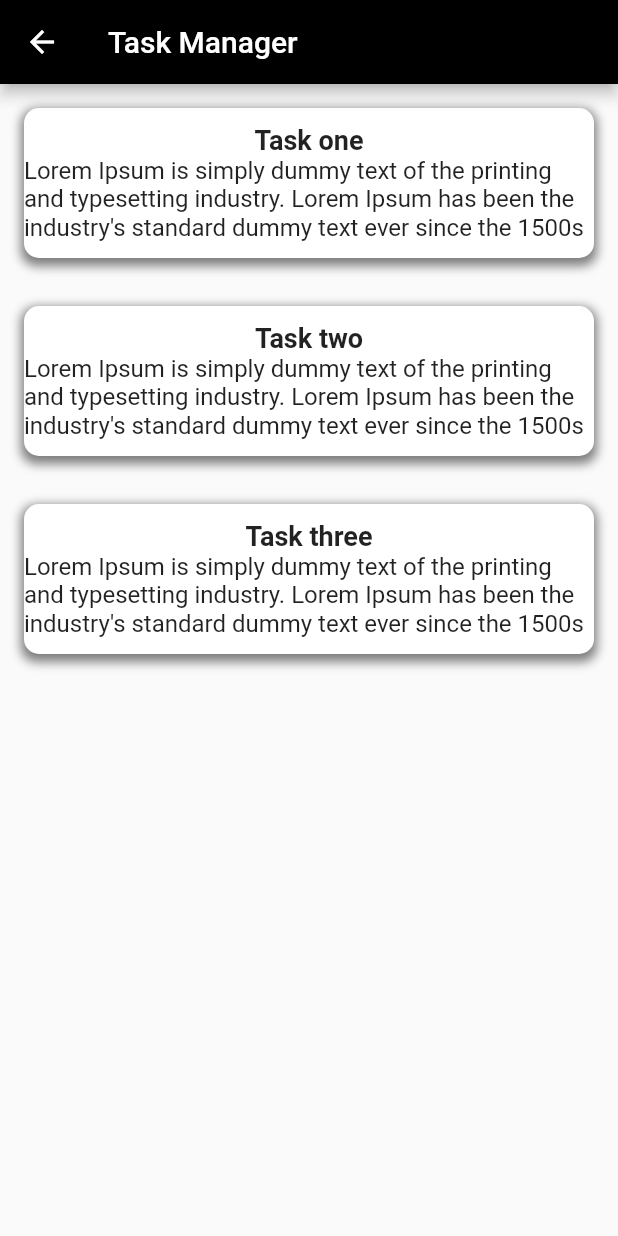
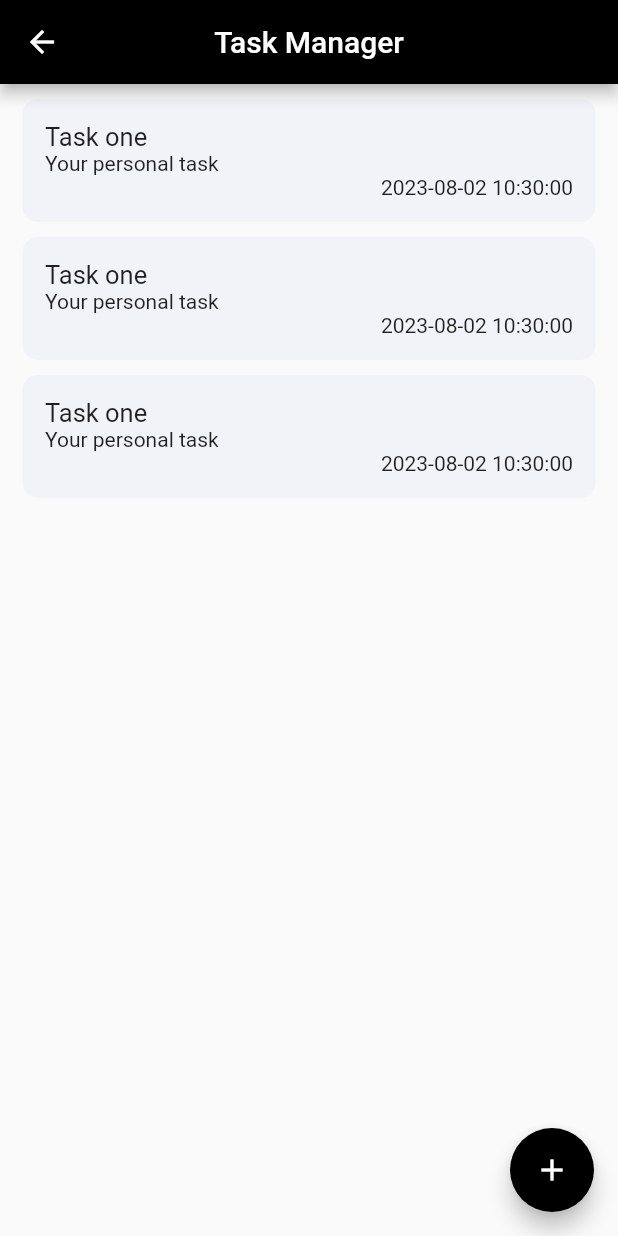
Before and after one commit to UmeBling/Task-manager-apps-flutter, a Flutter app: the teskbar screen opened directly, on a phone screen of 412 x 824 dp. Run offline on Flutter 3.47's test engine with Material 2 defaults, Android fonts, the phone set to English and light mode, and no system bars.

Commit message:
add new files

```diff
--- a/lib/scren/Task_bar.dart
+++ b/lib/scren/Task_bar.dart
@@ -1,5 +1,6 @@
 import 'package:flutter/cupertino.dart';
 import 'package:flutter/material.dart';
+import 'package:flutterui/widget/Task%20%20card.dart';
 
 class teskbar extends StatelessWidget {
   const teskbar({super.key});
@@ -10,111 +11,21 @@ class teskbar extends StatelessWidget {
       appBar: AppBar(
         title:Text("Task Manager"),
         backgroundColor: Colors.black,
+          centerTitle: true,
       ),
-      body: Column(
+
+      body:Column(
         children: [
+          TaskCard(),
+          TaskCard(),
+          TaskCard()
+        ],
+      ),
 
-          Padding(
-            padding: const EdgeInsets.all(8.0),
-            child: Container(
-              margin: EdgeInsets.all(8.0), // Add margin to the Container
-              height: 100,
-              decoration: BoxDecoration(
-                color: Colors.white,
-                borderRadius: BorderRadius.circular(10),
-                boxShadow: [
-                  BoxShadow(
-                    color: Colors.black.withOpacity(0.5),
-                    spreadRadius: 2,
-                    blurRadius: 5,
-                    offset: Offset(0, 3),
-                  ),
-                ],
-              ),
-              child: Column(
-                mainAxisAlignment: MainAxisAlignment.center,
-                children: [
-                  Text(
-                    'Task one',
-                    style: TextStyle(fontSize: 18, fontWeight: FontWeight.bold),
-                  ),
-                  Text(
-                    "Lorem Ipsum is simply dummy text of the printing and typesetting industry. Lorem Ipsum has been the industry's standard dummy text ever since the 1500s",
-                    style: TextStyle(fontSize: 16),
-                  ),
-                ],
-              ),
-            ),
-          ),
-
-
-          Padding(
-            padding: const EdgeInsets.all(8.0),
-            child: Container(
-              margin: EdgeInsets.all(8.0), // Add margin to the Container
-              height: 100,
-              decoration: BoxDecoration(
-                color: Colors.white,
-                borderRadius: BorderRadius.circular(10),
-                boxShadow: [
-                  BoxShadow(
-                    color: Colors.black.withOpacity(0.5),
-                    spreadRadius: 2,
-                    blurRadius: 5,
-                    offset: Offset(0, 3),
-                  ),
-                ],
-              ),
-              child: Column(
-                mainAxisAlignment: MainAxisAlignment.center,
-                children: [
-                  Text(
-                    'Task two',
-                    style: TextStyle(fontSize: 18, fontWeight: FontWeight.bold),
-                  ),
-                  Text(
-                    "Lorem Ipsum is simply dummy text of the printing and typesetting industry. Lorem Ipsum has been the industry's standard dummy text ever since the 1500s",
-                    style: TextStyle(fontSize: 16),
-                  ),
-                ],
-              ),
-            ),
-          ),
-
-          Padding(
-            padding: const EdgeInsets.all(8.0),
-            child: Container(
-              margin: EdgeInsets.all(8.0), // Add margin to the Container
-              height: 100,
-              decoration: BoxDecoration(
-                color: Colors.white,
-                borderRadius: BorderRadius.circular(10),
-                boxShadow: [
-                  BoxShadow(
-                    color: Colors.black.withOpacity(0.5),
-                    spreadRadius: 2,
-                    blurRadius: 5,
-                    offset: Offset(0, 3),
-                  ),
-                ],
-              ),
-              child: Column(
-                mainAxisAlignment: MainAxisAlignment.center,
-                children: [
-                  Text(
-                    'Task three',
-                    style: TextStyle(fontSize: 18, fontWeight: FontWeight.bold),
-                  ),
-                  Text(
-                    "Lorem Ipsum is simply dummy text of the printing and typesetting industry. Lorem Ipsum has been the industry's standard dummy text ever since the 1500s",
-                    style: TextStyle(fontSize: 16),
-                  ),
-                ],
-              ),
-            ),
-          ),
-
-        ],
+      floatingActionButton: FloatingActionButton(
+        backgroundColor: Colors.black,
+        onPressed: () {  },
+        child: Icon(Icons.add,color: Colors.white,),
       ),
     );
   }
--- a/lib/widget/Task  card.dart
+++ b/lib/widget/Task  card.dart
@@ -0,0 +1,40 @@
+import 'package:flutter/cupertino.dart';
+
+class TaskCard extends StatefulWidget {
+  const TaskCard({super.key});
+
+  @override
+  State<TaskCard> createState() => _TaskCardState();
+}
+
+class _TaskCardState extends State<TaskCard> {
+  @override
+  Widget build(BuildContext context) {
+    return Container(
+      width: double.infinity,
+      decoration: BoxDecoration(
+          color: Color(0xfff2f3f8),
+          borderRadius: BorderRadius.circular(10)
+      ),
+      padding: const EdgeInsets.all(15),
+      margin: EdgeInsets.only(
+        top: 10,
+        bottom: 0,
+        left: 15,
+        right: 15,
+      ),
+
+      child: Column(
+        crossAxisAlignment: CrossAxisAlignment.start,
+        children: [
+          Text("Task one", style: TextStyle(fontSize: 17, fontWeight: FontWeight.w400),),
+          Text("Your personal task"),
+          Align(
+            alignment: Alignment.centerRight,
+            child: Text(DateTime.now().toString().split(".")[0]),
+          )
+        ],
+      ),
+    );
+  }
+}
```
Also changed, not shown: lib/scren/Home.dart (+24 -40 lines).
